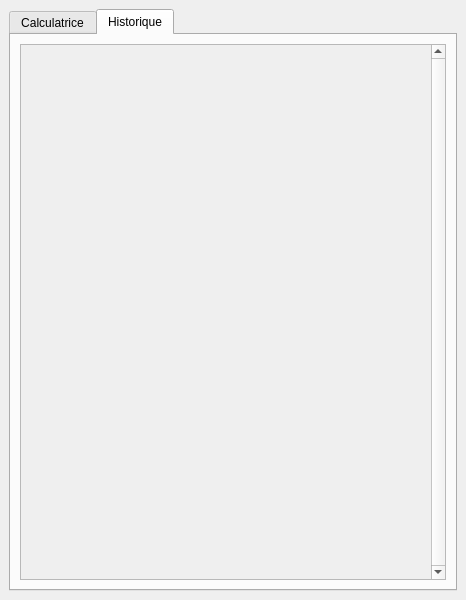
mleitao2-iut90/calculatriceQtS4, file calculactriceQtS4/ui/mainwindow.ui: the form before one commit.
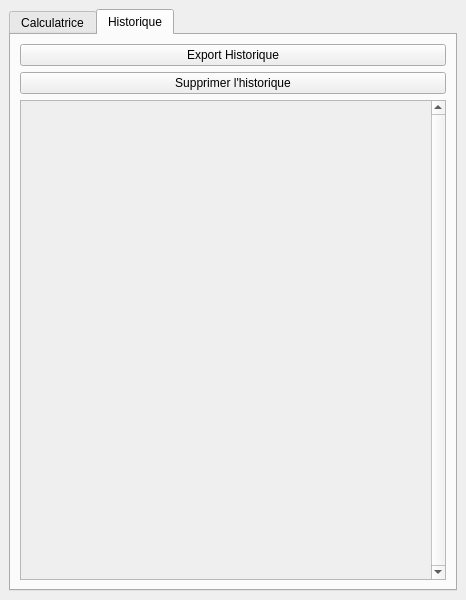
The form after the commit.

Commit message: exporter historique

Patch:
```diff
--- a/calculactriceQtS4/ui/mainwindow.ui
+++ b/calculactriceQtS4/ui/mainwindow.ui
@@ -593,6 +593,20 @@
         <string>Historique</string>
        </attribute>
        <layout class="QVBoxLayout" name="verticalLayout_2">
+        <item>
+         <widget class="QPushButton" name="pushButtonExportHistori">
+          <property name="text">
+           <string>Export Historique</string>
+          </property>
+         </widget>
+        </item>
+        <item>
+         <widget class="QPushButton" name="pushButtonDelete">
+          <property name="text">
+           <string>Supprimer l'historique</string>
+          </property>
+         </widget>
+        </item>
         <item>
          <widget class="QScrollArea" name="scrollArea">
           <property name="sizePolicy">
@@ -619,7 +633,7 @@
              <x>0</x>
              <y>0</y>
              <width>410</width>
-             <height>509</height>
+             <height>447</height>
             </rect>
            </property>
            <layout class="QVBoxLayout" name="verticalLayout_4">
```
The commit also changes 45 other files.
